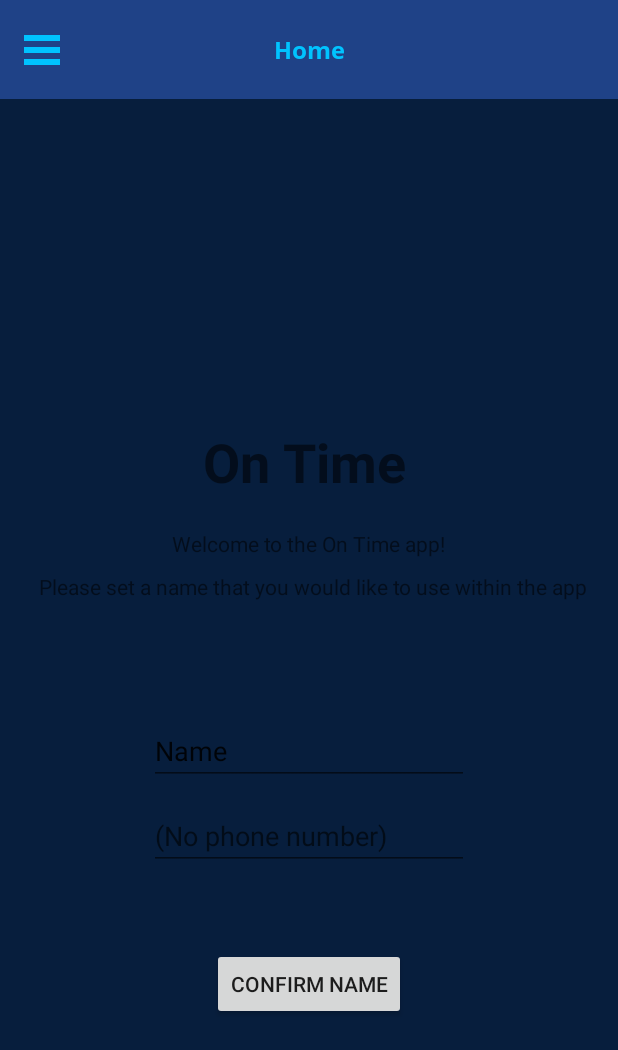
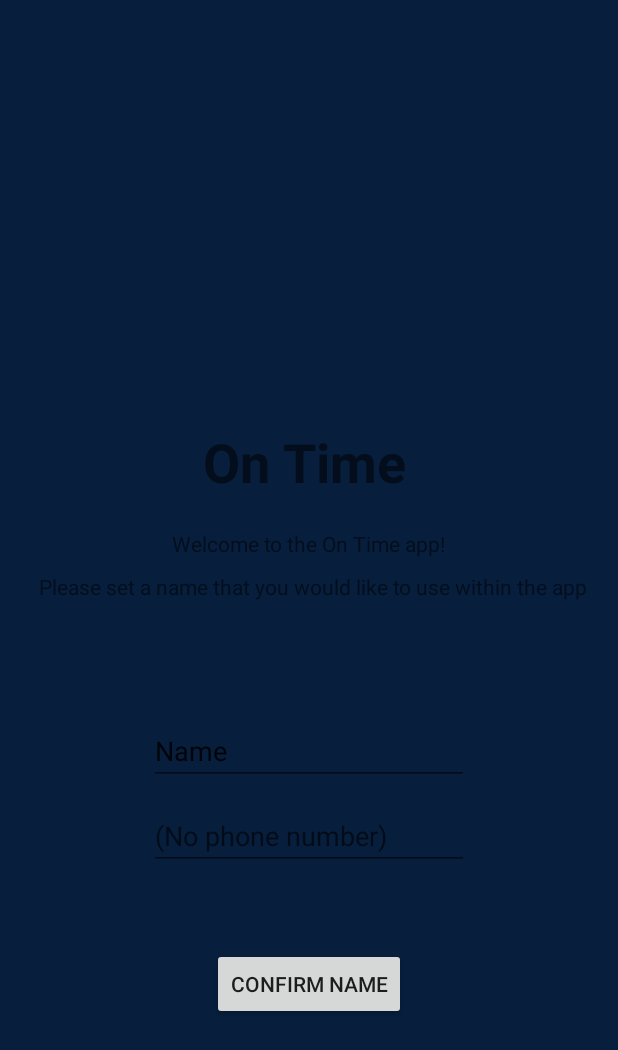
Before and after one commit to FukigenDEV/Team3-OnTime, an Android app: the screen it shows after launch (MainUI), on a phone screen of 412 x 824 dp. Shown: the top 1050 px of the screen. Run offline under Robolectric (Android 15) with nearby library versions, the phone set to English and light mode, and no system bars; our stand-ins replace Firebase (no records; nobody signed in at launch, a user with empty details on screens opened directly); 1 statement that could not run was skipped.

Commit message:
Small misc changes
- Titles in title bar update properly
- Some unfinished code for fragment management

```diff
--- a/PROTOTYPES/OnTimeApp/app/src/main/java/com/example/ontimeapp/EntryScreen.java
+++ b/PROTOTYPES/OnTimeApp/app/src/main/java/com/example/ontimeapp/EntryScreen.java
@@ -37,6 +37,14 @@ public class EntryScreen extends Fragment {
 
     private static final String TAG = "EntryScreen";
     private Context context;
+
+    @Override
+    public void onAttach(@NonNull Context context) {
+        super.onAttach(context);
+        getActivity().findViewById(R.id.global_titlebar).setVisibility(View.INVISIBLE);
+        getActivity().findViewById(R.id.title_activity).setVisibility(View.INVISIBLE);
+        getActivity().findViewById(R.id.ic_nav).setVisibility(View.INVISIBLE);
+    }
 
     public EntryScreen() {
         // Required empty public constructor
--- a/PROTOTYPES/OnTimeApp/app/src/main/java/com/example/ontimeapp/FragmentManagement.java
+++ b/PROTOTYPES/OnTimeApp/app/src/main/java/com/example/ontimeapp/FragmentManagement.java
@@ -1,20 +1,32 @@
 package com.example.ontimeapp;
 
+import android.app.Activity;
+import android.content.Context;
 import android.util.Log;
 import android.widget.TextView;
 
 import androidx.fragment.app.Fragment;
+import androidx.fragment.app.FragmentActivity;
+import androidx.fragment.app.FragmentManager;
 import androidx.fragment.app.FragmentTransaction;
 
 class FragmentManagement {
 
         void setMainFragment(TextView activityTitle, FragmentTransaction transaction, Fragment fragment, String title) {
-            transaction.replace(R.id.global_framelayout, fragment);
-            transaction.addToBackStack(null);
+            transaction.replace(R.id.global_framelayout, fragment, title);
+            transaction.addToBackStack(title);
             transaction.commit();
 
             Log.d("TAG", title);
             activityTitle.setText(title);
         }
 
+        void clearFragments(FragmentManager fragmentManager) {
+            final FragmentManager fm = fragmentManager;
+            Fragment fragment = fm.findFragmentByTag("Home");
+            if(fragment != null)
+                fm.beginTransaction().remove(fragment).commit();
+//            Log.d("FM", ""+fm.getBackStackEntryAt(i).getName());
+        }
+
 }
--- a/PROTOTYPES/OnTimeApp/app/src/main/java/com/example/ontimeapp/MainUI.java
+++ b/PROTOTYPES/OnTimeApp/app/src/main/java/com/example/ontimeapp/MainUI.java
@@ -1,5 +1,6 @@
 package com.example.ontimeapp;
 
+import androidx.annotation.NonNull;
 import androidx.fragment.app.Fragment;
 import androidx.fragment.app.FragmentActivity;
 import androidx.fragment.app.FragmentTransaction;
--- a/PROTOTYPES/OnTimeApp/app/src/main/java/com/example/ontimeapp/ProfileFragment.java
+++ b/PROTOTYPES/OnTimeApp/app/src/main/java/com/example/ontimeapp/ProfileFragment.java
@@ -1,6 +1,7 @@
 package com.example.ontimeapp;
 
 import android.os.Bundle;
+import android.util.Log;
 import android.view.LayoutInflater;
 import android.view.View;
 import android.view.ViewGroup;
@@ -20,6 +21,8 @@ public class ProfileFragment extends Fragment {
     @Override
     public View onCreateView(LayoutInflater inflater, ViewGroup container,
                              Bundle savedInstanceState) {
+
+        Log.d("Profile", ""+getFragmentManager().getFragments());
         // Inflate the layout for this fragment
         return inflater.inflate(R.layout.fragment_profile, container, false);
     }
```
Also changed, not shown: PROTOTYPES/OnTimeApp/app/src/main/java/com/example/ontimeapp/MainMenu.java (+22 -3 lines).
